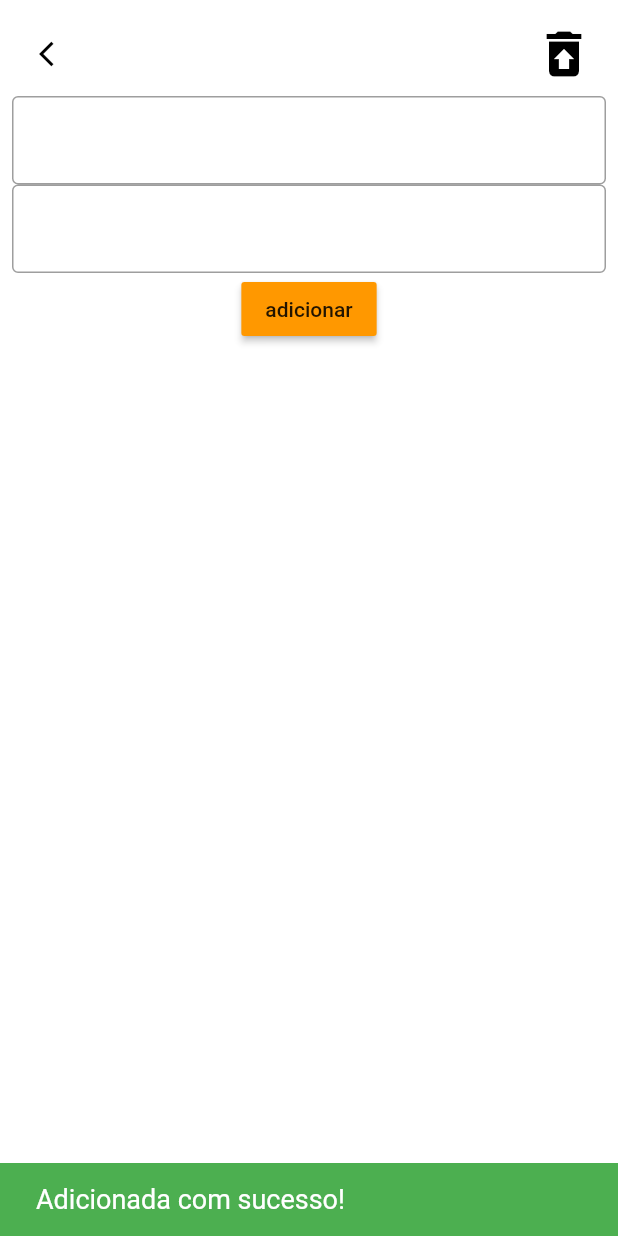
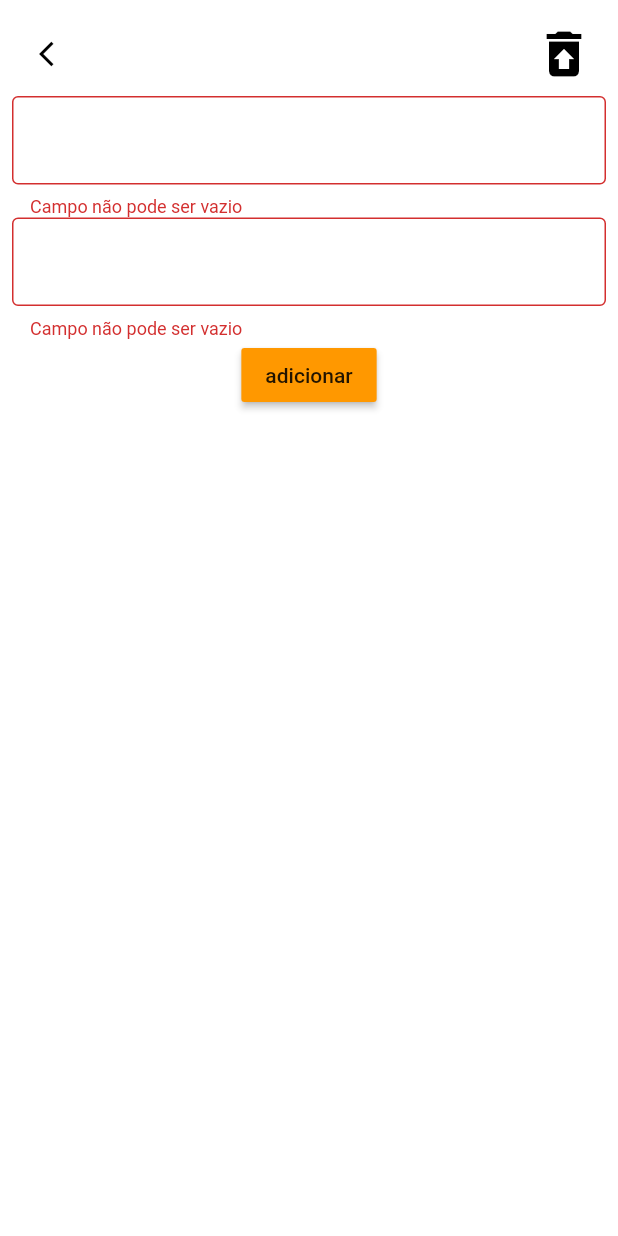
Before and after one commit to Zack-Santos/firebaseprojeto, a Flutter app: the AddPergunta screen opened directly, after a tap on "adicionar", on a phone screen of 412 x 824 dp. Run offline on Flutter 3.47's test engine with Material 2 defaults, Android fonts, the phone set to English and light mode, and no system bars; our stand-ins replace cloud_firestore; accounts and stored records are empty.

```diff
--- a/lib/telas/addpergunta.dart
+++ b/lib/telas/addpergunta.dart
@@ -9,6 +9,7 @@ class AddPergunta extends StatefulWidget {
 class _AddPerguntaState extends State<AddPergunta> {
   TextEditingController perguntaController = TextEditingController();
   TextEditingController respostaController = TextEditingController();
+  final _formKey = GlobalKey<FormState>();
 
   //Snackbar
   final GlobalKey<ScaffoldState> _scaffoldKey = new GlobalKey<ScaffoldState>();
@@ -24,6 +25,7 @@ class _AddPerguntaState extends State<AddPergunta> {
 
   ///Snackbar
 
+  String text = "";
   FaqManipulation faqManipulation = FaqManipulation();
 
   @override
@@ -64,21 +66,48 @@ class _AddPerguntaState extends State<AddPergunta> {
               elevation: 0,
               backgroundColor: Colors.transparent,
             ),
-            TextField(
+            Form(
+              key: _formKey,
+              child: Column(
+                children: <Widget>[
+                     TextFormField(
                 controller: perguntaController,
                 decoration: InputDecoration(
                   border: OutlineInputBorder(),
                 ),
+                validator: (value) {
+                  if (value.isEmpty) {
+                    return 'Campo não pode ser vazio';
+                  }
+                  return null;
+                },
               ),
-            TextField(
+
+             TextFormField(
                 controller: respostaController,
                 decoration: InputDecoration(
                   border: OutlineInputBorder(),
                 ),
+                validator: (value) {
+                  if (value.isEmpty) {
+                    return 'Campo não pode ser vazio';
+                  }
+                  return null;
+                },
               ),
+
+                ],
+              )
+
+
+
+            ),
+
+
            RaisedButton(
               color: Colors.orange,
               onPressed: () async {
+                if (_formKey.currentState.validate() == true){
                      await faqManipulation.addQuestion(
                   query: perguntaController.text,
                   answer: respostaController.text,
@@ -90,6 +119,11 @@ class _AddPerguntaState extends State<AddPergunta> {
                   Navigator.pop(context);
                   Navigator.pop(context);
                 });
+                }else{
+                  return null;
+                }
+
+
               },
               child: Text("adicionar"),
             )
```
Lines whose indentation alone changed are shown as unchanged.
